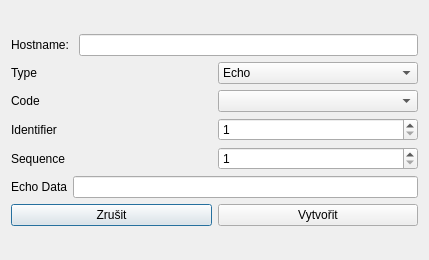
Before: the Qt Designer form icmp/ICMPSniffer/gui/packetdialog.ui in vairad/zcu-psi, drawn with Qt 5.
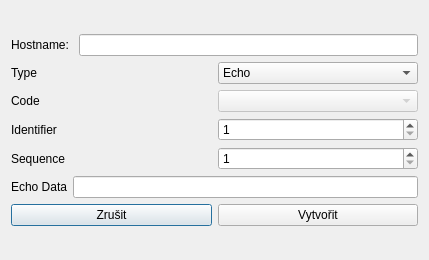
After: the same form once the commit is applied.

The edit to the form file:
```diff
--- a/icmp/ICMPSniffer/gui/packetdialog.ui
+++ b/icmp/ICMPSniffer/gui/packetdialog.ui
@@ -83,7 +83,11 @@
         </widget>
        </item>
        <item>
-        <widget class="QComboBox" name="comboBoxCode"/>
+        <widget class="QComboBox" name="comboBoxCode">
+         <property name="enabled">
+          <bool>false</bool>
+         </property>
+        </widget>
        </item>
       </layout>
      </item>
```
Left out of the diff: 12 changed lines with no effect on the pictures.
